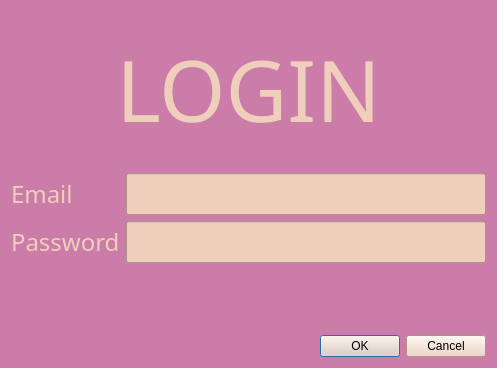
This is breadnbutter/gui/login.ui in jacksodl23/cs-205-pet-adoption as Qt 5 draws it before an edit. The edited form follows.
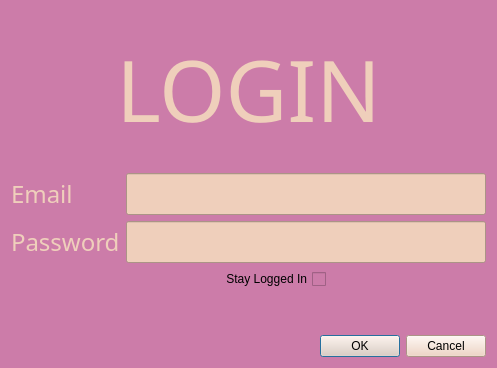
This is the edited form.

Commit message: added stay logged in box

Diff of the .ui file:
```diff
--- a/breadnbutter/gui/login.ui
+++ b/breadnbutter/gui/login.ui
@@ -101,6 +101,22 @@
        </property>
       </widget>
      </item>
+     <item row="2" column="1">
+      <widget class="QCheckBox" name="checkBox">
+       <property name="maximumSize">
+        <size>
+         <width>200</width>
+         <height>16777215</height>
+        </size>
+       </property>
+       <property name="layoutDirection">
+        <enum>Qt::RightToLeft</enum>
+       </property>
+       <property name="text">
+        <string>Stay Logged In</string>
+       </property>
+      </widget>
+     </item>
     </layout>
    </item>
    <item row="2" column="0">
```
